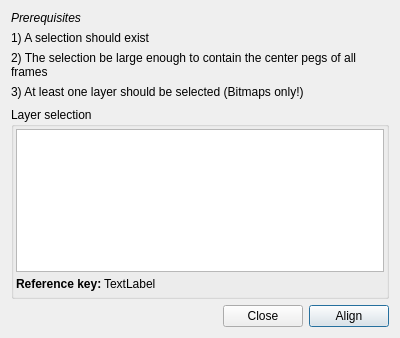
This is app/ui/pegbaralignmentdialog.ui in MakiNoAtorie/JustAnimate as Qt 5 draws it before an edit. The edited form follows.
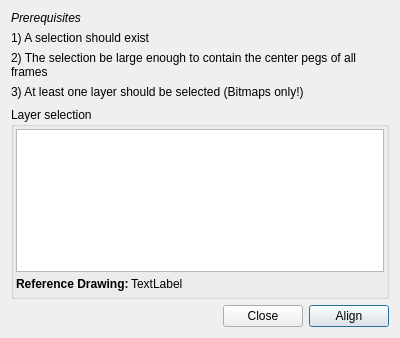
This is the edited form. Icons and pictures are not drawn.

Commit message:
UI: Drawing and Exposure wording in menus, tooltips, timeline and Preferences
Fixes #185

```diff
--- a/app/ui/pegbaralignmentdialog.ui
+++ b/app/ui/pegbaralignmentdialog.ui
@@ -120,7 +120,7 @@
            </font>
           </property>
           <property name="text">
-           <string>Reference key:</string>
+           <string>Reference Drawing:</string>
           </property>
          </widget>
         </item>
```
The commit also changes 18 other files.
